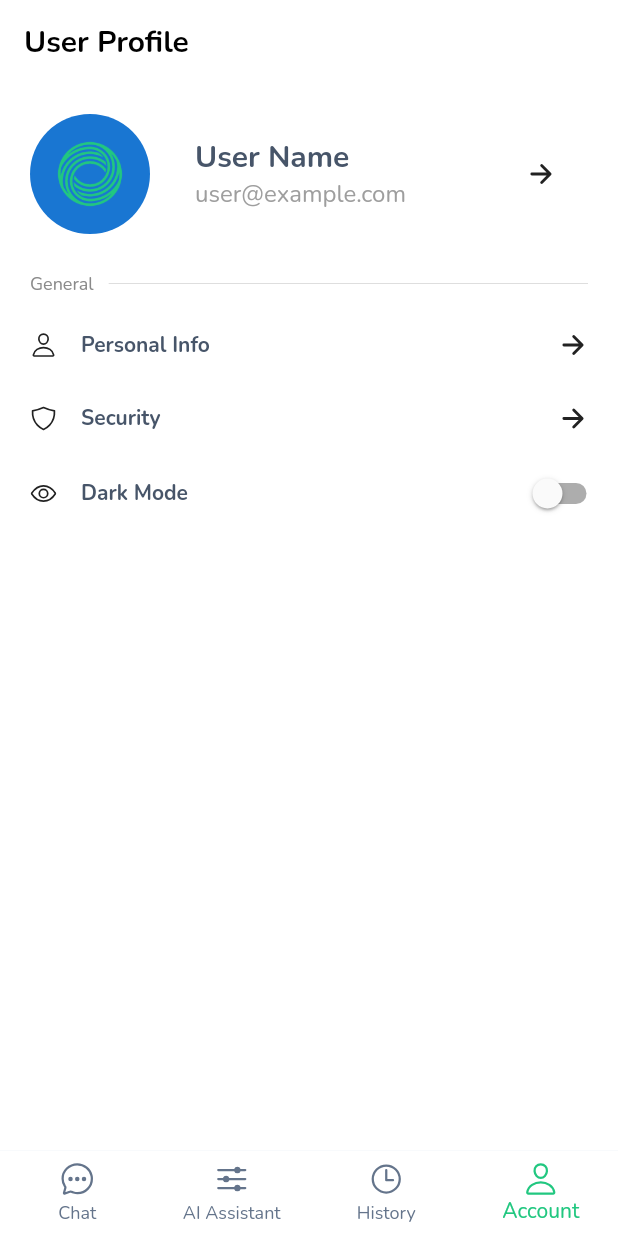
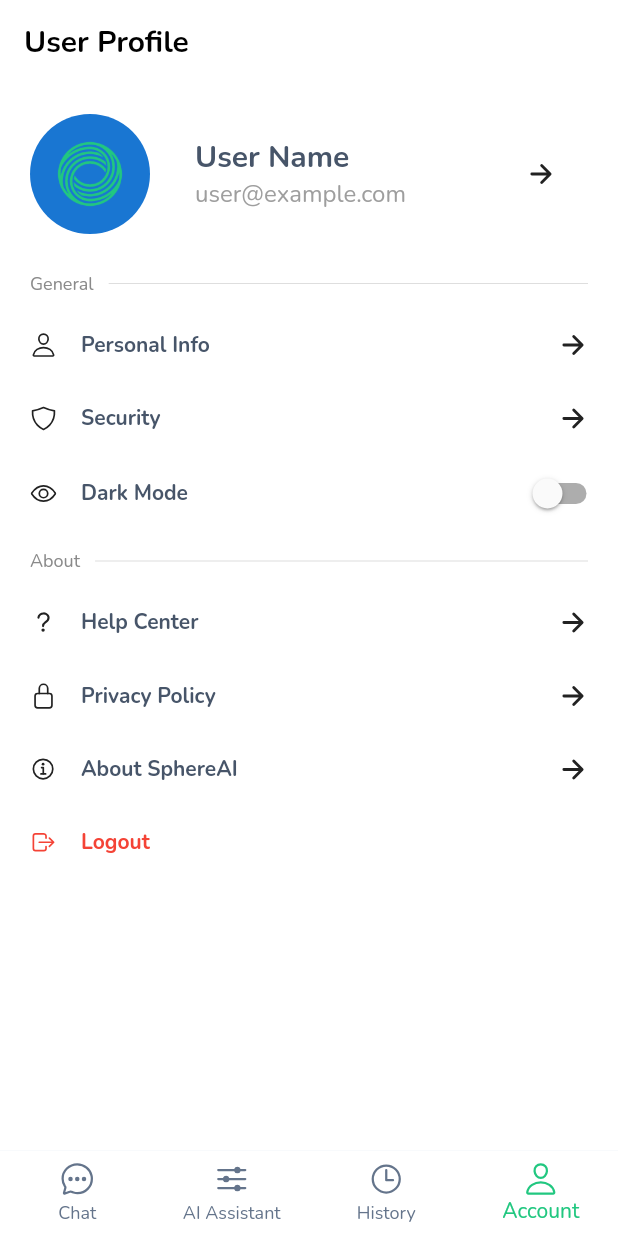
Before and after one commit to jordandadams/sphereai-app, a Flutter app: the screen it shows after launch, item 4 of the bottom bar chosen, on a phone screen of 412 x 824 dp. Run offline on Flutter 3.47's test engine with Material 2 defaults, Android fonts, the phone set to English and light mode, and no system bars; our stand-ins replace carousel_slider, easy_localization, flutter_riverpod, hive, hive_flutter, ionicons; missing offline and left inert: flutter_displaymode; accounts and stored records are empty.

Commit message:
added about section

```diff
--- a/lib/ui/screens/account_screen.dart
+++ b/lib/ui/screens/account_screen.dart
@@ -72,12 +72,9 @@ class _AccountScreenState extends ConsumerState<AccountScreen> {
                 Icon(Ionicons.arrow_forward, size: 20),
               ],
             ),
-
-            // General section title
             SizedBox(height: 25),
             SectionTitle(title: 'General'),
             SizedBox(height: 15),
-            // Personal Info
             OptionRow(
               icon: Ionicons.person_outline,
               title: 'Personal Info',
@@ -86,7 +83,6 @@ class _AccountScreenState extends ConsumerState<AccountScreen> {
               },
             ),
             SizedBox(height: 13),
-            // Security
             OptionRow(
               icon: Ionicons.shield_outline,
               title: 'Security',
@@ -94,11 +90,11 @@ class _AccountScreenState extends ConsumerState<AccountScreen> {
                 accountViewModel.onArrowTap();
               },
             ),
-            // Dark Mode
             OptionRow(
               icon: Ionicons.eye_outline,
               title: 'Dark Mode',
               trailing: Switch(
+                activeColor: Color.fromARGB(255, 33, 199, 128),
                 value: accountViewModel
                     .isDarkMode, // Get the value from the view model
                 onChanged: (bool value) {
@@ -107,6 +103,58 @@ class _AccountScreenState extends ConsumerState<AccountScreen> {
                 },
               ),
             ),
+            SizedBox(height: 5),
+            SectionTitle(title: 'About'),
+            SizedBox(height: 15),
+            OptionRow(
+              icon: Ionicons.help_outline,
+              title: 'Help Center',
+              onTap: () {
+                accountViewModel.onArrowTap();
+              },
+            ),
+            SizedBox(height: 13),
+            OptionRow(
+              icon: Ionicons.lock_closed_outline,
+              title: 'Privacy Policy',
+              onTap: () {
+                accountViewModel.onArrowTap();
+              },
+            ),
+            SizedBox(height: 13),
+            OptionRow(
+              icon: Ionicons.information_circle_outline,
+              title: 'About SphereAI',
+              onTap: () {
+                accountViewModel.onArrowTap();
+              },
+            ),
+            SizedBox(height: 13),
+            Padding(
+              padding: const EdgeInsets.symmetric(vertical: 8.0),
+              child: Row(
+                mainAxisAlignment: MainAxisAlignment.start,
+                children: [
+                  Icon(Ionicons.log_out_outline, size: 18, color: Colors.red,),
+                  SizedBox(width: 16),
+                  Expanded(
+                    child: Text(
+                      'Logout',
+                      style:
+                          TextStyle(fontSize: 14, fontWeight: FontWeight.bold, color: Colors.red),
+                    ),
+                  ),
+                  InkWell(
+                    onTap: () {},
+                    child: Container(
+                      width: 35, // Fixed width for alignment
+                      alignment: Alignment
+                          .centerRight, // Right alignment within the container
+                    ),
+                  )
+                ],
+              ),
+            )
           ],
         ),
       ),
```
